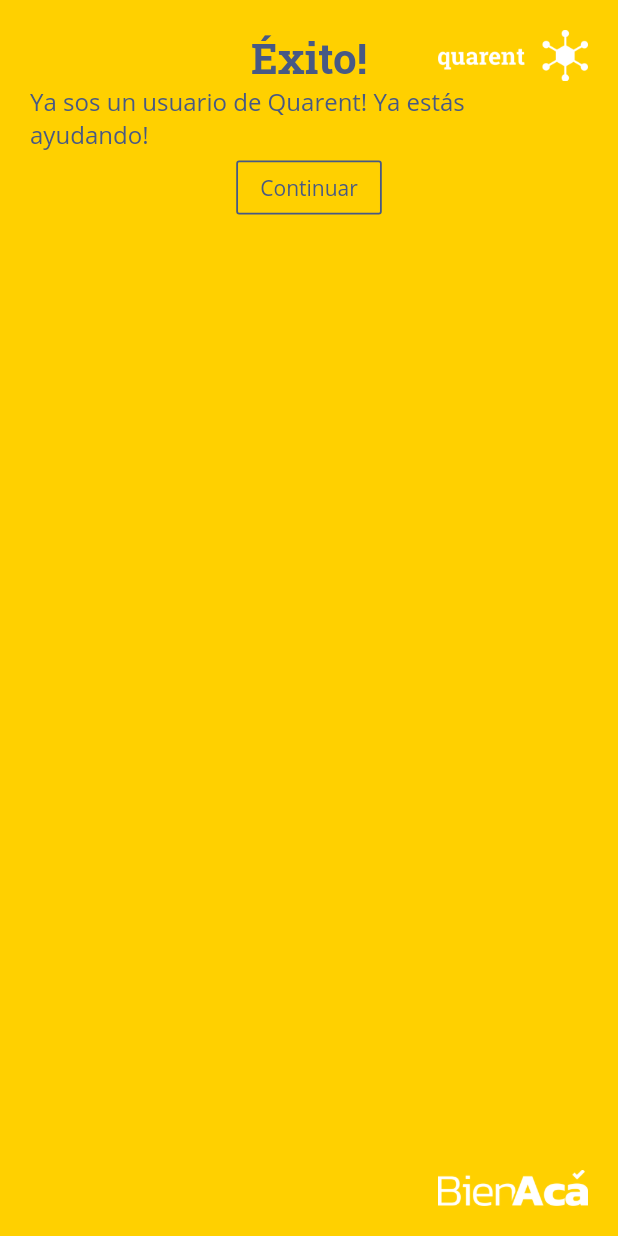
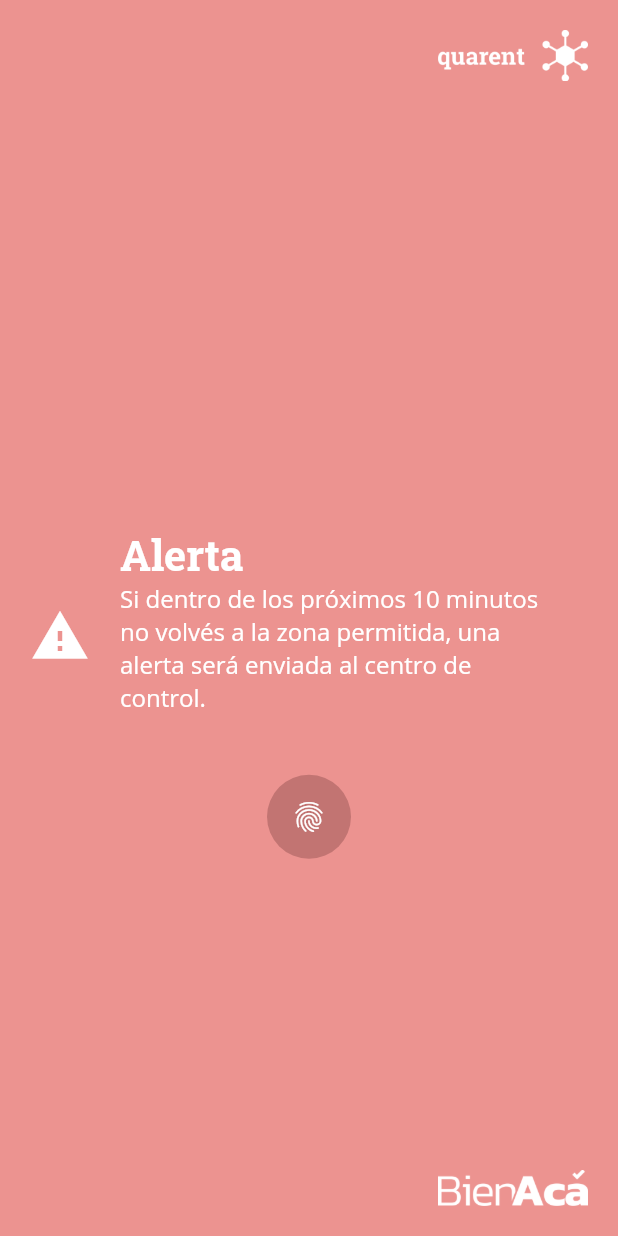
Before and after one commit to ingenious-agency/bien-aca-mobile, a Flutter app: the SuccessPage screen opened by its route, after a tap on "Continuar", on a phone screen of 412 x 824 dp. Run offline on Flutter 3.47's test engine with Material 2 defaults, Android fonts, the phone set to English and light mode, and no system bars; our stand-ins replace geolocator, local_auth, shared_preferences; accounts and stored records are empty.

Commit message:
WIP9: alert page

```diff
--- a/lib/components/common/register_form.dart
+++ b/lib/components/common/register_form.dart
@@ -71,7 +71,7 @@ class _RegisterFormState extends State<RegisterForm> {
                 child: FlatButton(
                   onPressed: () {
 //                    if (_formKey.currentState.validate()) {
-                    return Navigator.pushNamed(context, '/success');
+                    return Navigator.pushNamed(context, '/successpage');
 //                    }
                   },
                   child: Text('enviar'),
--- a/lib/components/pages/alert_page.dart
+++ b/lib/components/pages/alert_page.dart
@@ -1,41 +1,81 @@
-/// En este archivo van todos los alerts, con un display utilizando message_display.dart
-/// BEAR IN MIND: Flagear display de prueba biometrica; NO UTILIZAR PushReplaceNamed, sino que bloquear el pop con un widget
-/// Este Widget es el focus de navigation para el event de sendPush por parte de rails
+import 'package:bien_aca_quarantine/components/pages/success_page.dart';
+import 'package:bien_aca_quarantine/constants/MyConstants.dart';
 import 'package:flutter/material.dart';
+import 'package:bien_aca_quarantine/components/common/app_scaffold.dart';
+import 'package:flutter/rendering.dart';
+import 'package:bien_aca_quarantine/components/pages/success_page.dart';
 
-import 'package:bien_aca_quarantine/components/common/register.dart';
+class AlertPage extends StatelessWidget {
 
-class AlertPage extends StatefulWidget {
-  @override
-  _AlertPageState createState() => _AlertPageState();
-}
+  static const routeName = '/extractArguments';
 
-class _AlertPageState extends State<AlertPage> {
-  // bool _showRegister;
+//
+//  final String headlineText;
+//  final String bodyText;
+//  final bool doBiometricTest;
+//
+//  AlertPage({this.headlineText, this.bodyText, this.doBiometricTest});
 
   @override
   Widget build(BuildContext context) {
-    return Scaffold(
-      body: Container(
-        child: Center(
-            child: SingleChildScrollView(
+    final AlertPageArguments args = ModalRoute
+        .of(context)
+        .settings
+        .arguments;
+    double c_width = MediaQuery
+        .of(context)
+        .size
+        .width * 0.7;
+    return AppScaffold(
+        AppBody: Padding(
+          padding: EdgeInsets.fromLTRB(0.0, 100.0, 0.0, 0.0),
           child: Column(
             mainAxisAlignment: MainAxisAlignment.center,
+            crossAxisAlignment: CrossAxisAlignment.center,
             children: <Widget>[
-              // _showRegister == true
-              /* ? */ Register()
-              // : RaisedButton(
-              //     child: Text("Registrate para empezar"),
-              //     onPressed: () {
-              //       setState(() {
-              //         _showRegister = true;
-              //       });
-              //     },
-              //   ),
+              Row(
+                children: <Widget>[
+                  Icon(
+                    Icons.report_problem,
+                    color: Colors.white,
+                    size: 40.0,
+                  ),
+                  SizedBox(width: 20.0),
+                  Column(
+                    crossAxisAlignment: CrossAxisAlignment.start,
+                    children: <Widget>[
+                      Text(args.headlineText,
+                          style: TextStyle(
+                              fontSize: 28.0,
+                              fontWeight: FontWeight.bold,
+                              fontFamily: 'RobotoSlab',
+                              color: Colors.white)),
+                      Container(
+                        width: c_width,
+                        child: Text(args.bodyText,
+                            style:
+                            TextStyle(fontSize: 16.0, color: Colors.white)),
+                      ),
+                      SizedBox(height: 20.0),
+                    ],
+                  ),
+                ],
+              ),
+              SizedBox(height: 20.0),
+              if (args.doBiometricTest)
+                FloatingActionButton(
+                  onPressed: () {
+                    print('hiciste click');
+                  },
+                    elevation: 0.0,
+                    backgroundColor: MyConstants.of(context).pink,
+                  child: Icon(Icons.fingerprint, color: Colors.white)
+                ),
             ],
           ),
-        )),
-      ),
-    );
+        ),
+        backgroundColorPage: MyConstants
+            .of(context)
+            .lightPink);
   }
 }
--- a/lib/components/pages/success_page.dart
+++ b/lib/components/pages/success_page.dart
@@ -1,31 +1,67 @@
+import 'package:bien_aca_quarantine/components/pages/alert_page.dart';
 import 'package:bien_aca_quarantine/constants/MyConstants.dart';
 import 'package:flutter/material.dart';
 import 'package:bien_aca_quarantine/components/common/app_scaffold.dart';
+import 'package:flutter/rendering.dart';
 
 class SuccessPage extends StatelessWidget {
   @override
   Widget build(BuildContext context) {
     return AppScaffold(
-        AppBody: Column(
+        AppBody: Padding(
+          padding: EdgeInsets.fromLTRB(0.0, 100.0, 0.0, 0.0),
+          child: Column(
+            mainAxisAlignment: MainAxisAlignment.center,
+            crossAxisAlignment: CrossAxisAlignment.center,
             children: <Widget>[
-            Text('Éxito!', style: Theme.of(context).textTheme.headline),
-            Text('Ya sos un usuario de Quarent! Ya estás ayudando!',
+              Row(
+                children: <Widget>[
+                  Icon(
+                    Icons.done,
+                    color: MyConstants.of(context).blue,
+                    size: 40.0,
+                  ),
+                  SizedBox(width: 20.0),
+                  Column(
+                    crossAxisAlignment: CrossAxisAlignment.start,
+                    children: <Widget>[
+                      Text('Éxito!',
+                          style: Theme.of(context).textTheme.headline),
+                      Text('Ya sos un usuario de Quarent!',
                           style: Theme.of(context).textTheme.body1),
+                      Text('Ya estás ayudando!',
+                          style: Theme.of(context).textTheme.body1),
+                      SizedBox(height: 20.0),
+                    ],
+                  ),
+                ],
+              ),
+              SizedBox(height: 20.0),
               OutlineButton(
                 onPressed: () {
-                print('hiciste click');
+                  Navigator.pushNamed(context, AlertPage.routeName,
+                      arguments: AlertPageArguments('Alerta',
+                          'Si dentro de los próximos 10 minutos no volvés a la zona permitida, una alerta será enviada al centro de control.', true));
                 },
                 highlightedBorderColor: MyConstants.of(context).blue,
                 borderSide: BorderSide(
                   color: MyConstants.of(context).blue,
                   width: 1.2,
-              ) ,
-              child: Text('Continuar', style: TextStyle(
-                color: MyConstants.of(context).blue
-              )),
+                ),
+                child: Text('Continuar',
+                    style: TextStyle(color: MyConstants.of(context).blue)),
               ),
             ],
+          ),
         ),
         backgroundColorPage: MyConstants.of(context).orange);
   }
 }
+
+class AlertPageArguments {
+  final String headlineText;
+  final String bodyText;
+  final bool doBiometricTest;
+
+  AlertPageArguments(this.headlineText, this.bodyText, this.doBiometricTest);
+}
--- a/lib/main.dart
+++ b/lib/main.dart
@@ -4,6 +4,7 @@ import 'package:bien_aca_quarantine/constants/MyConstants.dart';
 import 'package:bien_aca_quarantine/components/pages/main_page.dart';
 import 'package:bien_aca_quarantine/components/pages/home_page.dart';
 import 'package:bien_aca_quarantine/components/pages/success_page.dart';
+import 'package:bien_aca_quarantine/components/pages/alert_page.dart';
 
 void main() => runApp(MyConstants(
       child: MyApp(),
@@ -16,8 +17,9 @@ class MyApp extends StatelessWidget {
       initialRoute: '/',
       routes: {
         '/mainpage': (context) => MainPage(),
-        '/success': (context) => SuccessPage(),
-        // '/alertpage': (context) => AlertPage(),
+        '/successpage': (context) => SuccessPage(),
+        AlertPage.routeName: (context) => AlertPage(),
+
       },
       title: MyConstants.of(context).mainTitle,
       home: HomePage(),
--- a/pubspec.yaml
+++ b/pubspec.yaml
@@ -14,7 +14,7 @@ description: A new Flutter project.
 version: 1.0.0+1
 
 environment:
-  sdk: ">=2.2.0 <3.0.0"
+  sdk: ">=2.2.2 <3.0.0"
 
 dependencies:
   flutter:
```
Lines whose indentation alone changed are shown as unchanged.
